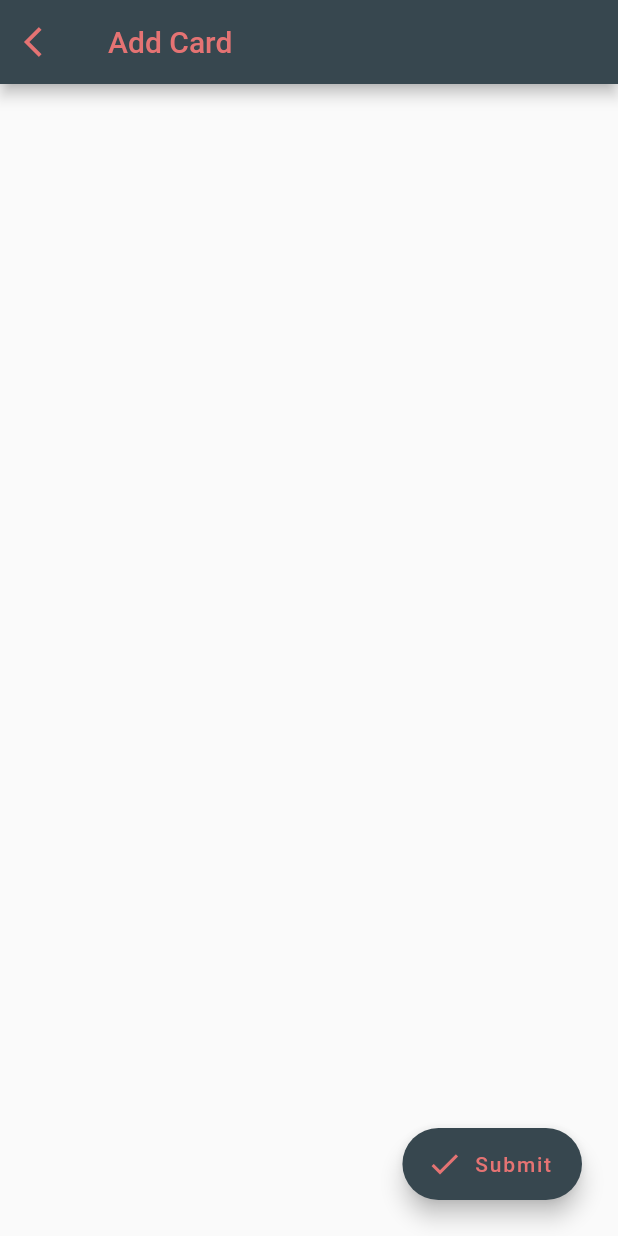
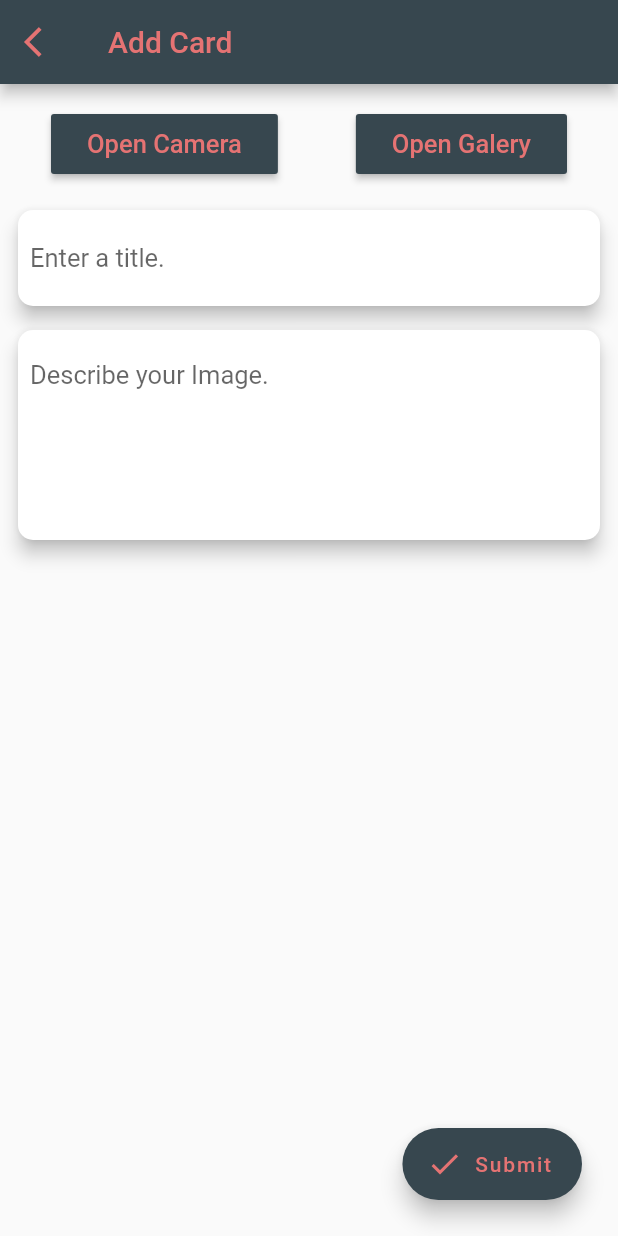
Before and after one commit to idleTask/ProjektC, a Flutter app: the AddCardPage screen opened directly, on a phone screen of 412 x 824 dp. Run offline on Flutter 3.47's test engine with Material 2 defaults, Android fonts, the phone set to English and light mode, and no system bars; our stand-ins replace bloc, flutter_bloc, image_picker.

Commit message:
add card details and image picker

```diff
--- a/frontend_flutter/m0ments/lib/src/pages/addCardPage.dart
+++ b/frontend_flutter/m0ments/lib/src/pages/addCardPage.dart
@@ -1,9 +1,11 @@
+import 'dart:io';
 import 'package:flutter/material.dart';
 import 'package:flutter_bloc/flutter_bloc.dart';
 import 'package:m0ments/src/blocs/cardList_bloc.dart';
 import 'package:m0ments/src/blocs/m0mentCard_bloc.dart';
 import 'package:m0ments/src/models/m0mentCard_model.dart';
 import 'package:m0ments/src/resources/interfaceData.dart';
+import 'package:image_picker/image_picker.dart';
 
 class AddCardPage extends StatefulWidget {
   AddCardPageState createState() => AddCardPageState();
@@ -11,6 +13,10 @@ class AddCardPage extends StatefulWidget {
 
 class AddCardPageState extends State<AddCardPage> {
   InterfaceData _interfaceData = new InterfaceData();
+  final titleController = TextEditingController();
+  final descriptionController = TextEditingController();
+  File galleryFile;
+  File cameraFile;
 
   Widget build(BuildContext context) {
     CardListBloc _clBloc = BlocProvider.of<CardListBloc>(context);
@@ -46,6 +52,8 @@ class AddCardPageState extends State<AddCardPage> {
                 setState(() {
                   print(_clBloc.currentState.cardList.length);
                   state.id = _clBloc.currentState.cardList.length;
+                  state.descr = descriptionController.text;
+                  state.title = titleController.text;
                   _clBloc.onAddCard(_bloc.currentState);
                   Navigator.pop(context);
                 });
@@ -58,7 +66,154 @@ class AddCardPageState extends State<AddCardPage> {
           },
         ));
 
-    var body = Container();
+    var titleInput = Container(
+      child: Padding(
+        padding: const EdgeInsets.fromLTRB(8.0, 8.0, 8.0, 0),
+        child: Card(
+          semanticContainer: true,
+          clipBehavior: Clip.antiAliasWithSaveLayer,
+          child: Padding(
+            padding: const EdgeInsets.all(8.0),
+            child: TextField(
+              controller: titleController,
+              onEditingComplete: () {
+                setState(() {
+                  print(titleController.text);
+                });
+              },
+              style: TextStyle(fontSize: 17),
+              decoration: InputDecoration(
+                  border: InputBorder.none, hintText: 'Enter a title.'),
+            ),
+          ),
+          shape: RoundedRectangleBorder(
+            borderRadius: BorderRadius.circular(10.0),
+          ),
+          elevation: 5,
+        ),
+      ),
+    );
+
+    var descriptionInput = Container(
+      child: Padding(
+        padding: const EdgeInsets.fromLTRB(8.0, 8.0, 8.0, 0),
+        child: Card(
+          semanticContainer: true,
+          clipBehavior: Clip.antiAliasWithSaveLayer,
+          child: Padding(
+            padding: const EdgeInsets.all(8.0),
+            child: TextField(
+              style: TextStyle(fontSize: 17),
+              keyboardType: TextInputType.multiline,
+              maxLines: 5,
+              decoration: InputDecoration(
+                  border: InputBorder.none, hintText: 'Describe your Image.'),
+              controller: descriptionController,
+              onEditingComplete: () {
+                setState(() {
+                  print(descriptionController.text);
+                });
+              },
+            ),
+          ),
+          shape: RoundedRectangleBorder(
+            borderRadius: BorderRadius.circular(10.0),
+          ),
+          elevation: 5,
+        ),
+      ),
+    );
+
+    Widget displaySelectedFile(File file) {
+      return Container(
+        child: file == null
+            ? Container()
+            : Padding(
+                padding: const EdgeInsets.fromLTRB(8.0, 8.0, 8.0, 0),
+                child: Card(
+                  semanticContainer: true,
+                  clipBehavior: Clip.antiAliasWithSaveLayer,
+                  child: Image.file(
+                    file,
+                    fit: BoxFit.fitWidth,
+                  ),
+                  shape: RoundedRectangleBorder(
+                    borderRadius: BorderRadius.circular(10.0),
+                  ),
+                  elevation: 5,
+                ),
+              ),
+      );
+    }
+
+    imageSelectorCamera() async {
+      cameraFile = await ImagePicker.pickImage(
+        source: ImageSource.camera,
+      );
+      setState(() {});
+    }
+
+    imageSelectorGallery() async {
+      galleryFile = await ImagePicker.pickImage(
+        source: ImageSource.gallery,
+      );
+      setState(() {});
+    }
+
+    var imagePicker = Container(
+      child: Padding(
+        padding: const EdgeInsets.fromLTRB(8.0, 8.0, 8.0, 0.0),
+        child: Row(
+          mainAxisAlignment: MainAxisAlignment.spaceAround,
+          children: <Widget>[
+            Padding(
+              padding: const EdgeInsets.all(8.0),
+              child: RaisedButton(
+                color: _interfaceData.getAppBarBackgroundColor(),
+                child: Padding(
+                  padding: const EdgeInsets.fromLTRB(8.0, 10.0,8.0,10.0),
+                  child: Text(
+                    "Open Camera",
+                    style: TextStyle(
+                      color: _interfaceData.getAppBarTextColor(),
+                      fontSize: 17,
+                    ),
+                  ),
+                ),
+                onPressed: imageSelectorCamera,
+              ),
+            ),
+            Padding(
+              padding: const EdgeInsets.all(8.0),
+              child: RaisedButton(
+                color: _interfaceData.getAppBarBackgroundColor(),
+                child: Padding(
+                  padding: const EdgeInsets.fromLTRB(8.0, 10.0,8.0,10.0),
+                  child: Text(
+                    "Open Galery",
+                    style: TextStyle(
+                        color: _interfaceData.getAppBarTextColor(), fontSize: 17),
+                  ),
+                ),
+                onPressed: imageSelectorGallery,
+              ),
+            ),
+          ],
+        ),
+      ),
+    );
+
+    var body = Container(
+      child: ListView(
+        children: <Widget>[
+          displaySelectedFile(galleryFile),
+          imagePicker,
+          titleInput,
+          descriptionInput,
+        ],
+      ),
+    );
+
     return Scaffold(
       appBar: appBar,
       body: body,
--- a/frontend_flutter/m0ments/pubspec.yaml
+++ b/frontend_flutter/m0ments/pubspec.yaml
@@ -17,6 +17,7 @@ environment:
   sdk: ">=2.1.0 <3.0.0"
 
 dependencies:
+  image_picker: ^0.4.5
   flutter_bloc: ^0.13.0
   flutter:
     sdk: flutter
```
Also changed, not shown: frontend_flutter/m0ments/lib/src/pages/detailedPage.dart (+13 -8 lines), frontend_flutter/m0ments/lib/src/ui/textcard.dart (+16 -11 lines), frontend_flutter/m0ments/pubspec.lock, 7 other files.
